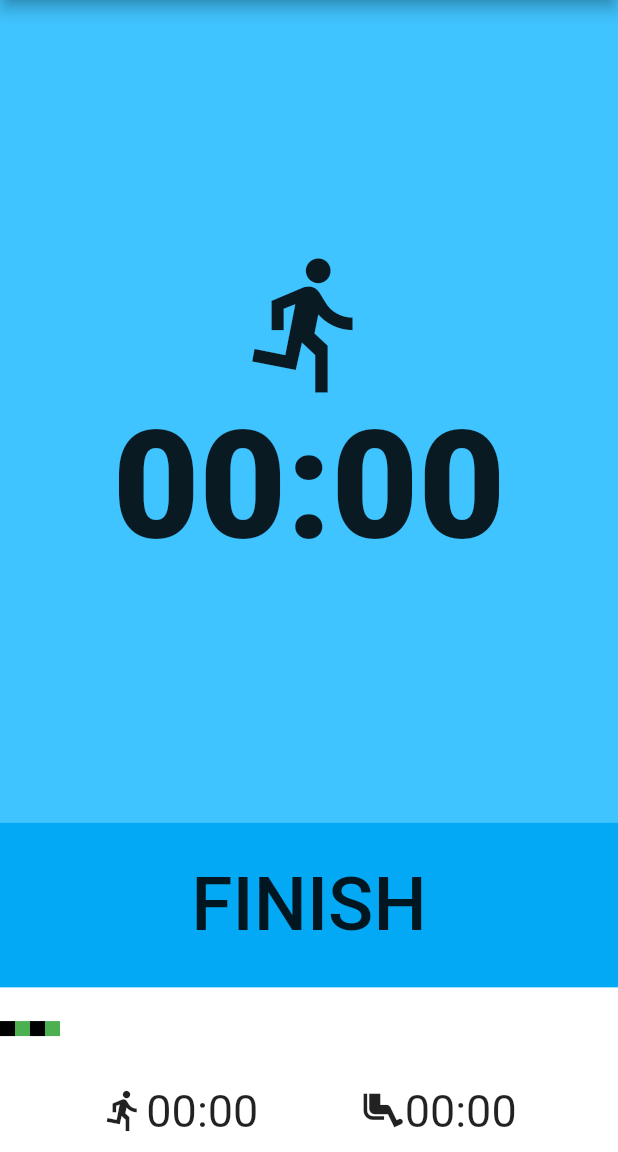
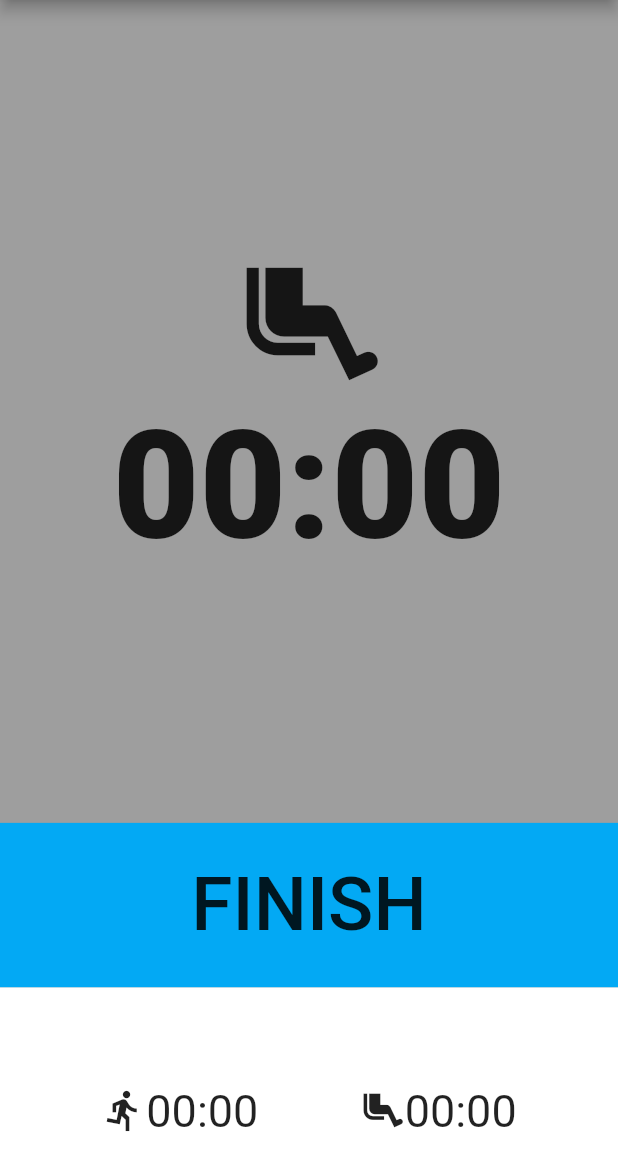
Before and after one commit to ljinse/work_timer, a Flutter app: the screen it shows after launch, on a phone screen of 412 x 824 dp, the part 84-1236 px from its top. Run offline on Flutter 3.47's test engine with Material 2 defaults, Android fonts, the phone set to English and light mode, and no system bars.

Commit message:
change UI based on work state

```diff
--- a/lib/models/work_data.dart
+++ b/lib/models/work_data.dart
@@ -1,6 +1,31 @@
 import 'package:flutter/foundation.dart';
 
 class WorkData extends ChangeNotifier {
-  String testData;
+  bool _workState = false;
+  String _testData;
+  int _count = 0;
+
+  int get count {
+    return _count;
+  }
+
+  bool get workState {
+    return _workState;
+  }
+
+  String get testData {
+    return _testData;
+  }
+
+  void updateWorkState() {
+    _workState = !_workState;
+    _count += 1;
+    notifyListeners();
+  }
+
+  void updateTestData(String newTestData) {
+    _testData = newTestData;
+    notifyListeners();
+  }
 
 }
--- a/lib/screens/main_screen.dart
+++ b/lib/screens/main_screen.dart
@@ -4,6 +4,10 @@ import 'package:provider/provider.dart';
 import 'package:work_timer/models/work_data.dart';
 
 class MainScreen extends StatelessWidget {
+  runTimer(BuildContext context) {
+    Provider.of<WorkData>(context).updateWorkState();
+  }
+
   @override
   Widget build(BuildContext context) {
     return Scaffold(
@@ -11,18 +15,19 @@ class MainScreen extends StatelessWidget {
         title: Text('WorkTimer'),
       ),
       body: Container(
-        color: Colors.lightBlueAccent,
+        color:  Provider.of<WorkData>(context).workState ? Colors.lightBlueAccent : Colors.grey,
         child: Column(
           crossAxisAlignment: CrossAxisAlignment.stretch,
           children: <Widget>[
             Expanded(
               flex: 5,
               child: Container(
+                child: GestureDetector(
                   child: Column(
                     mainAxisAlignment: MainAxisAlignment.center,
                     children: <Widget>[
                       Icon(
-                      Icons.directions_run,
+                        Provider.of<WorkData>(context).workState ? Icons.directions_run : Icons.airline_seat_legroom_extra,
                         size: 100.0,
                       ),
                       Text(
@@ -33,6 +38,10 @@ class MainScreen extends StatelessWidget {
                         ),
                       ),
                     ],
+                  ),
+                  onTap: () {
+                    runTimer(context);
+                  },
                 ),
               ),
             ),
@@ -48,8 +57,10 @@ class MainScreen extends StatelessWidget {
                   ),
                   onPressed: () {
                     print(1);
-                    Provider.of<WorkData>(context).testData = "main_data";
-                    Navigator.push(context, MaterialPageRoute(
+                    Provider.of<WorkData>(context).updateTestData("main_data");
+                    Navigator.push(
+                        context,
+                        MaterialPageRoute(
                             builder: (context) => ResultScreen()));
                   },
                 ),
@@ -63,33 +74,13 @@ class MainScreen extends StatelessWidget {
                     Expanded(
                       child: Row(
                         children: <Widget>[
+                          for (int i = 0 ; i < Provider.of<WorkData>(context).count ; i ++)
                             Container(
                               child: SizedBox(
                                 height: 10.0,
                                 width: 10.0,
                               ),
-                            color: Colors.black,
-                          ),
-                          Container(
-                            child: SizedBox(
-                              height: 10.0,
-                              width: 10.0,
-                            ),
-                            color: Colors.green,
-                          ),
-                          Container(
-                            child: SizedBox(
-                              height: 10.0,
-                              width: 10.0,
-                            ),
-                            color: Colors.black,
-                          ),
-                          Container(
-                            child: SizedBox(
-                              height: 10.0,
-                              width: 10.0,
-                            ),
-                            color: Colors.green,
+                              color: i % 2 == 0 ? Colors.lightBlueAccent : Colors.grey,
                             ),
                         ],
                       ),
@@ -114,8 +105,8 @@ class MainScreen extends StatelessWidget {
                           ),
                           Row(
                             children: <Widget>[
-                              Icon(
-                                  Icons.airline_seat_legroom_extra, size: 30.0),
+                              Icon(Icons.airline_seat_legroom_extra,
+                                  size: 30.0),
                               Text(
                                 '00:00',
                                 style: TextStyle(
```
Lines whose indentation alone changed are shown as unchanged.
